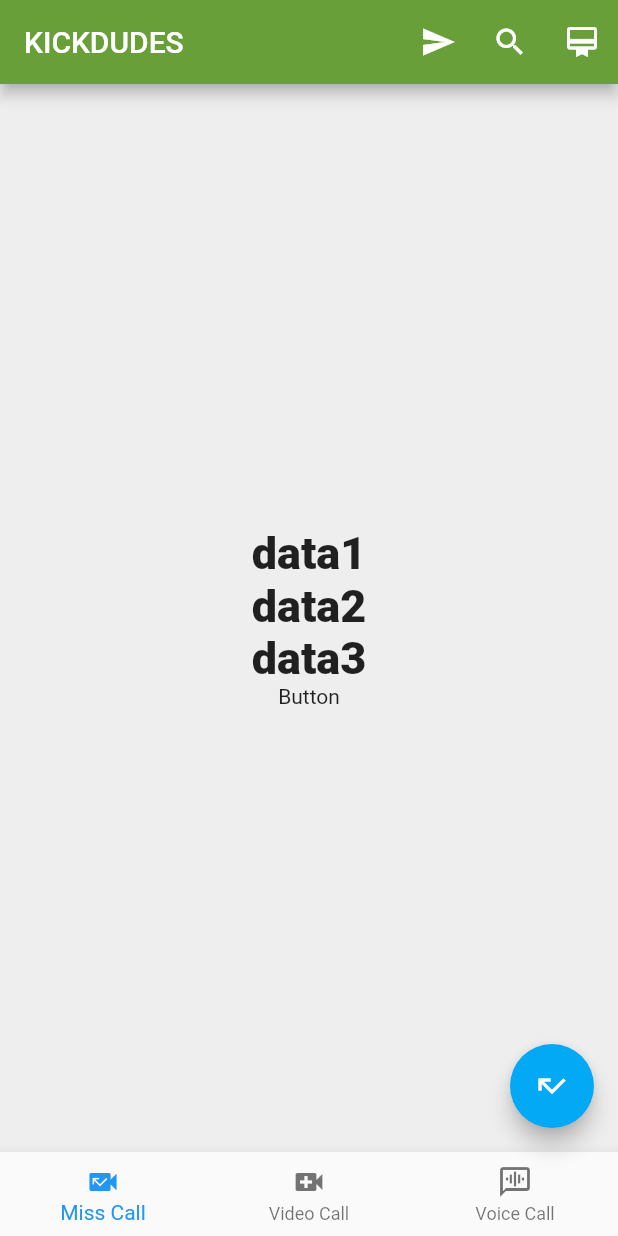
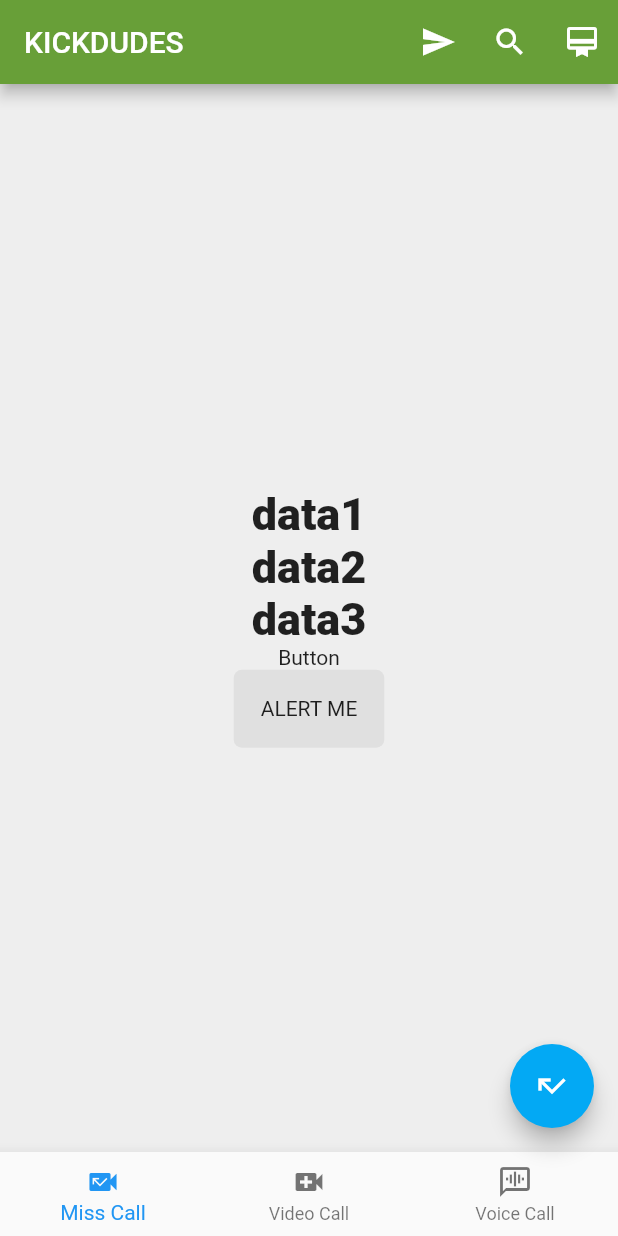
Before and after one commit to aofiee/flutter-demo1, a Flutter app: the screen it shows after launch, on a phone screen of 412 x 824 dp. Run offline on Flutter 3.47's test engine with Material 2 defaults, Android fonts, the phone set to English and light mode, and no system bars.

```diff
--- a/lib/main.dart
+++ b/lib/main.dart
@@ -2,10 +2,12 @@ import 'package:flutter/material.dart';
 import './ui/welcome_home.dart';
 import './ui/home.dart';
 void main(){
+  var title = "KICKDUDES";
+  var message = "OST. SOMETHING IN THE RAIN";
   runApp(
     new MaterialApp(
       title: "Queue",
-      home: new Home(),
+      home: new Home(title: title,message: message,),
     )
   );
 }
--- /dev/null
+++ b/lib/ui/customBtn.dart
@@ -0,0 +1,28 @@
+import 'package:flutter/material.dart';
+
+class CustomButton extends StatelessWidget {
+  final String message;
+  CustomButton({Key,key,this.message}) : super(key:key);
+  @override
+  Widget build(BuildContext context){
+    return new GestureDetector(
+      onTap: (){
+       final snackBar = new SnackBar(content: new Text(message),
+       backgroundColor: Theme.of(context).backgroundColor,
+       duration: new Duration(hours: 0,minutes: 0,seconds: 0,milliseconds: 1000,microseconds: 0),
+       ) ;
+       Scaffold.of(context).showSnackBar(snackBar);
+      },
+      // actual buttton
+      child: new Container(
+        padding: new EdgeInsets.all(18.0),
+        decoration: new BoxDecoration(
+          color: Theme.of(context).buttonColor,
+          borderRadius: new BorderRadius.circular(5.5),
+        ),
+        child: new Text("ALERT ME"),
+      ),
+
+    );
+  }
+}
--- a/lib/ui/home.dart
+++ b/lib/ui/home.dart
@@ -1,6 +1,10 @@
 import 'package:flutter/material.dart';
+import 'customBtn.dart';
+class Home extends StatelessWidget {
+  final String title;
+  final String message;
+  Home({Key,key,this.title,this.message}) : super(key:key);
 
-class Home extends StatelessWidget {
   void _onPress() {
     print("Camera Tapped");
   }
@@ -10,7 +14,7 @@ class Home extends StatelessWidget {
     return new Scaffold(
       appBar: new AppBar(
         backgroundColor: Colors.lightGreen.shade700,
-        title: new Text("KICKDUDES"),
+        title: new Text(title),
         actions: <Widget>[
           new IconButton(
             icon: new Icon(Icons.send),
@@ -40,6 +44,7 @@ class Home extends StatelessWidget {
               child: new Text("Button"),
               onTap: () => _onPress(),
             ),
+            new CustomButton(message: message,),
           ],
         ),
       ),
```
Also changed, not shown: 4 other files.
